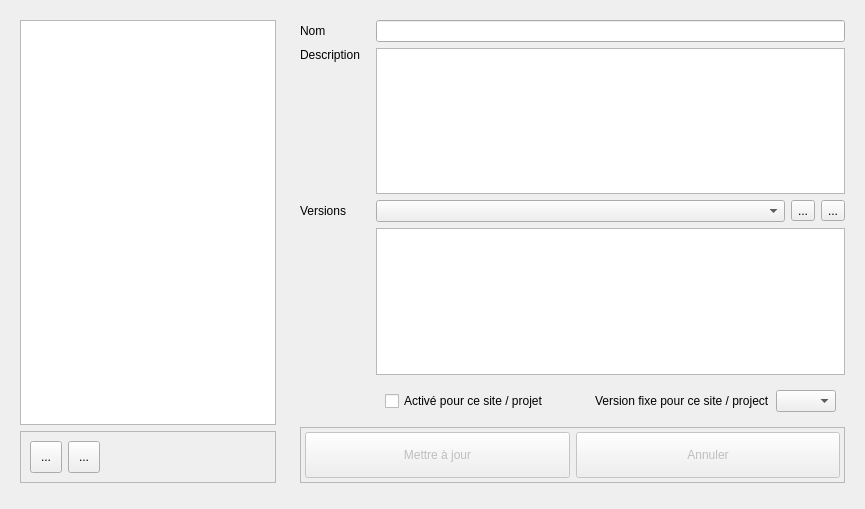
This is client/src/services/DashboardsService/DashboardsConfigWidget.ui in introlab/openteraplus as Qt 5 draws it before an edit. The edited form follows.
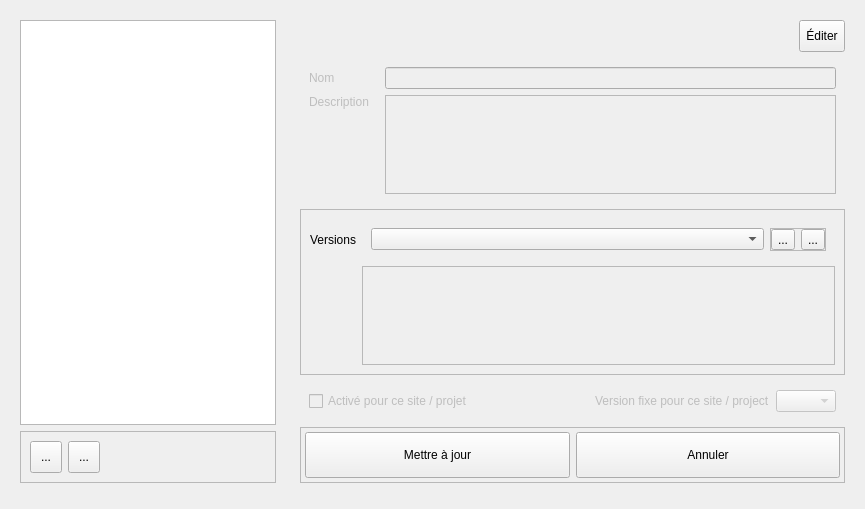
This is the edited form. Icons and pictures are not drawn. Custom widgets are drawn as their Qt base class.

Patch:
```diff
--- a/client/src/services/DashboardsService/DashboardsConfigWidget.ui
+++ b/client/src/services/DashboardsService/DashboardsConfigWidget.ui
@@ -125,6 +125,59 @@
        </property>
        <layout class="QVBoxLayout" name="verticalLayout_3">
         <item>
+         <layout class="QHBoxLayout" name="horizontalLayout_7">
+          <item>
+           <spacer name="horizontalSpacer_2">
+            <property name="orientation">
+             <enum>Qt::Horizontal</enum>
+            </property>
+            <property name="sizeHint" stdset="0">
+             <size>
+              <width>40</width>
+              <height>20</height>
+             </size>
+            </property>
+           </spacer>
+          </item>
+          <item>
+           <widget class="QToolButton" name="btnEdit">
+            <property name="minimumSize">
+             <size>
+              <width>0</width>
+              <height>32</height>
+             </size>
+            </property>
+            <property name="cursor">
+             <cursorShape>PointingHandCursor</cursorShape>
+            </property>
+            <property name="text">
+             <string>Éditer</string>
+            </property>
+            <property name="icon">
+             <iconset resource="../../../resources/TeraClient.qrc">
+              <normaloff>:/icons/edit.png</normaloff>:/icons/edit.png</iconset>
+            </property>
+            <property name="iconSize">
+             <size>
+              <width>20</width>
+              <height>20</height>
+             </size>
+            </property>
+            <property name="checkable">
+             <bool>true</bool>
+            </property>
+            <property name="checked">
+             <bool>false</bool>
+            </property>
+           </widget>
+          </item>
+         </layout>
+        </item>
+        <item alignment="Qt::AlignTop">
+         <widget class="QFrame" name="frameDashboardDetails">
+          <property name="enabled">
+           <bool>false</bool>
+          </property>
          <layout class="QGridLayout" name="gridLayout">
           <item row="0" column="1">
            <widget class="QLineEdit" name="txtName"/>
@@ -152,19 +205,6 @@
             </property>
            </widget>
           </item>
-          <item row="2" column="0">
-           <widget class="QLabel" name="lblVersions">
-            <property name="sizePolicy">
-             <sizepolicy hsizetype="Maximum" vsizetype="Preferred">
-              <horstretch>0</horstretch>
-              <verstretch>0</verstretch>
-             </sizepolicy>
-            </property>
-            <property name="text">
-             <string>Versions</string>
-            </property>
-           </widget>
-          </item>
           <item row="1" column="1">
            <widget class="QTextEdit" name="txtDescription">
             <property name="sizePolicy">
@@ -175,12 +215,68 @@
             </property>
            </widget>
           </item>
-          <item row="2" column="1">
+          </layout>
+         </widget>
+        </item>
+        <item alignment="Qt::AlignTop">
+         <widget class="QFrame" name="frameVersionsInfos">
+          <property name="enabled">
+           <bool>true</bool>
+          </property>
+          <property name="frameShape">
+           <enum>QFrame::StyledPanel</enum>
+          </property>
+          <property name="frameShadow">
+           <enum>QFrame::Raised</enum>
+          </property>
+          <layout class="QGridLayout" name="gridLayout_2">
+           <item row="0" column="0">
+            <widget class="QLabel" name="lblVersions">
+             <property name="sizePolicy">
+              <sizepolicy hsizetype="Maximum" vsizetype="Preferred">
+               <horstretch>0</horstretch>
+               <verstretch>0</verstretch>
+              </sizepolicy>
+             </property>
+             <property name="text">
+              <string>Versions</string>
+             </property>
+            </widget>
+           </item>
+           <item row="0" column="1">
+            <widget class="QFrame" name="frameVersions">
            <layout class="QHBoxLayout" name="horizontalLayout_2">
             <item>
              <widget class="QComboBox" name="cmbVersion"/>
             </item>
             <item>
+               <widget class="QFrame" name="frameVersionsButtons">
+                <property name="sizePolicy">
+                 <sizepolicy hsizetype="Maximum" vsizetype="Maximum">
+                  <horstretch>0</horstretch>
+                  <verstretch>0</verstretch>
+                 </sizepolicy>
+                </property>
+                <property name="frameShape">
+                 <enum>QFrame::StyledPanel</enum>
+                </property>
+                <property name="frameShadow">
+                 <enum>QFrame::Raised</enum>
+                </property>
+                <layout class="QHBoxLayout" name="horizontalLayout_5">
+                 <property name="leftMargin">
+                  <number>0</number>
+                 </property>
+                 <property name="topMargin">
+                  <number>0</number>
+                 </property>
+                 <property name="rightMargin">
+                  <number>0</number>
+                 </property>
+                 <property name="bottomMargin">
+                  <number>0</number>
+                 </property>
+                 <item>
              <widget class="QToolButton" name="btnNewVersion">
               <property name="cursor">
                <cursorShape>PointingHandCursor</cursorShape>
@@ -221,12 +317,26 @@
              </widget>
             </item>
            </layout>
-          </item>
-          <item row="3" column="1">
-           <widget class="QTextEdit" name="txtDefinition"/>
-          </item>
-          <item row="4" column="1">
+               </widget>
+              </item>
+             </layout>
+            </widget>
+           </item>
+           <item row="1" column="1">
+            <widget class="QTextEdit" name="txtDefinition">
+             <property name="enabled">
+              <bool>false</bool>
+             </property>
+            </widget>
+           </item>
+          </layout>
+         </widget>
+        </item>
+        <item alignment="Qt::AlignTop">
            <widget class="QFrame" name="frameSpecific">
+          <property name="enabled">
+           <bool>false</bool>
+          </property>
             <layout class="QHBoxLayout" name="horizontalLayout_6">
              <item>
               <widget class="QCheckBox" name="chkEnabled">
@@ -261,9 +371,20 @@
             </layout>
            </widget>
           </item>
-         </layout>
-        </item>
         <item>
+         <spacer name="verticalSpacer">
+          <property name="orientation">
+           <enum>Qt::Vertical</enum>
+          </property>
+          <property name="sizeHint" stdset="0">
+           <size>
+            <width>20</width>
+            <height>40</height>
+           </size>
+          </property>
+         </spacer>
+        </item>
+        <item alignment="Qt::AlignBottom">
          <widget class="QFrame" name="frameButtons">
           <property name="enabled">
            <bool>true</bool>
@@ -290,7 +411,7 @@
            <item>
             <widget class="QPushButton" name="btnSave">
              <property name="enabled">
-              <bool>false</bool>
+              <bool>true</bool>
              </property>
              <property name="minimumSize">
               <size>
@@ -319,7 +440,7 @@
            <item>
             <widget class="QPushButton" name="btnCancel">
              <property name="enabled">
-              <bool>false</bool>
+              <bool>true</bool>
              </property>
              <property name="minimumSize">
               <size>
```
Left out of the diff: 2 changed lines with no effect on the pictures. Lines whose indentation alone changed are shown as unchanged.
